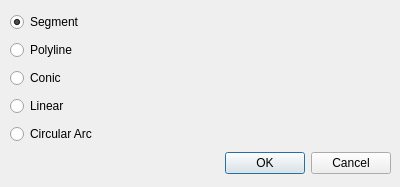
The window that Arrangement_on_surface_2/demo/Arrangement_on_surface_2/NewTabDialog.ui (CGAL/cgal) describes before a commit, drawn with Qt 5.
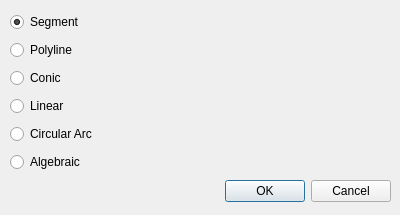
The same window after the commit.

The edit to the form file:
```diff
--- a/Arrangement_on_surface_2/demo/Arrangement_on_surface_2/NewTabDialog.ui
+++ b/Arrangement_on_surface_2/demo/Arrangement_on_surface_2/NewTabDialog.ui
@@ -7,7 +7,7 @@
     <x>0</x>
     <y>0</y>
     <width>400</width>
-    <height>187</height>
+    <height>215</height>
    </rect>
   </property>
   <property name="windowTitle">
@@ -19,7 +19,7 @@
      <x>10</x>
      <y>10</y>
      <width>381</width>
-     <height>169</height>
+     <height>197</height>
     </rect>
    </property>
    <layout class="QGridLayout" name="gridLayout">
@@ -50,7 +50,7 @@
       </property>
      </widget>
     </item>
-    <item row="5" column="0">
+    <item row="6" column="0">
      <widget class="QDialogButtonBox" name="buttonBox">
       <property name="orientation">
        <enum>Qt::Horizontal</enum>
@@ -74,6 +74,13 @@
       </property>
      </widget>
     </item>
+    <item row="5" column="0">
+     <widget class="QRadioButton" name="algebraicRadioButton">
+      <property name="text">
+       <string>Algebraic</string>
+      </property>
+     </widget>
+    </item>
    </layout>
   </widget>
  </widget>
```
